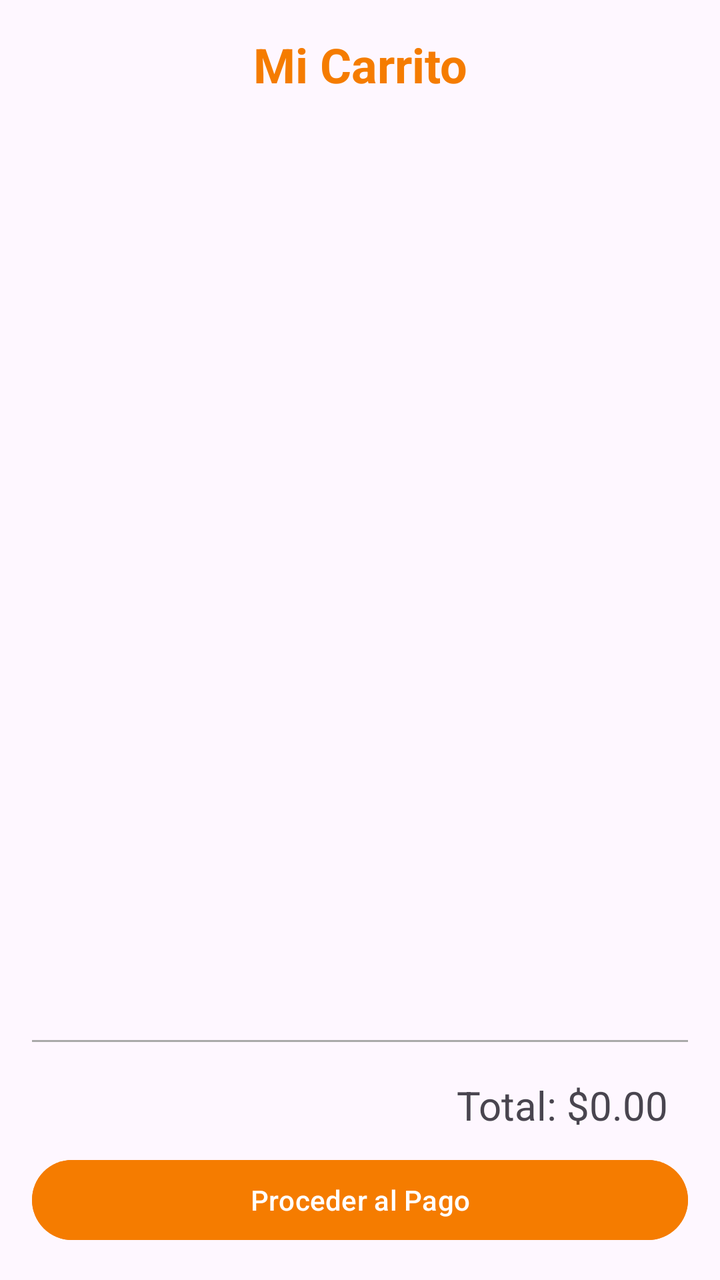
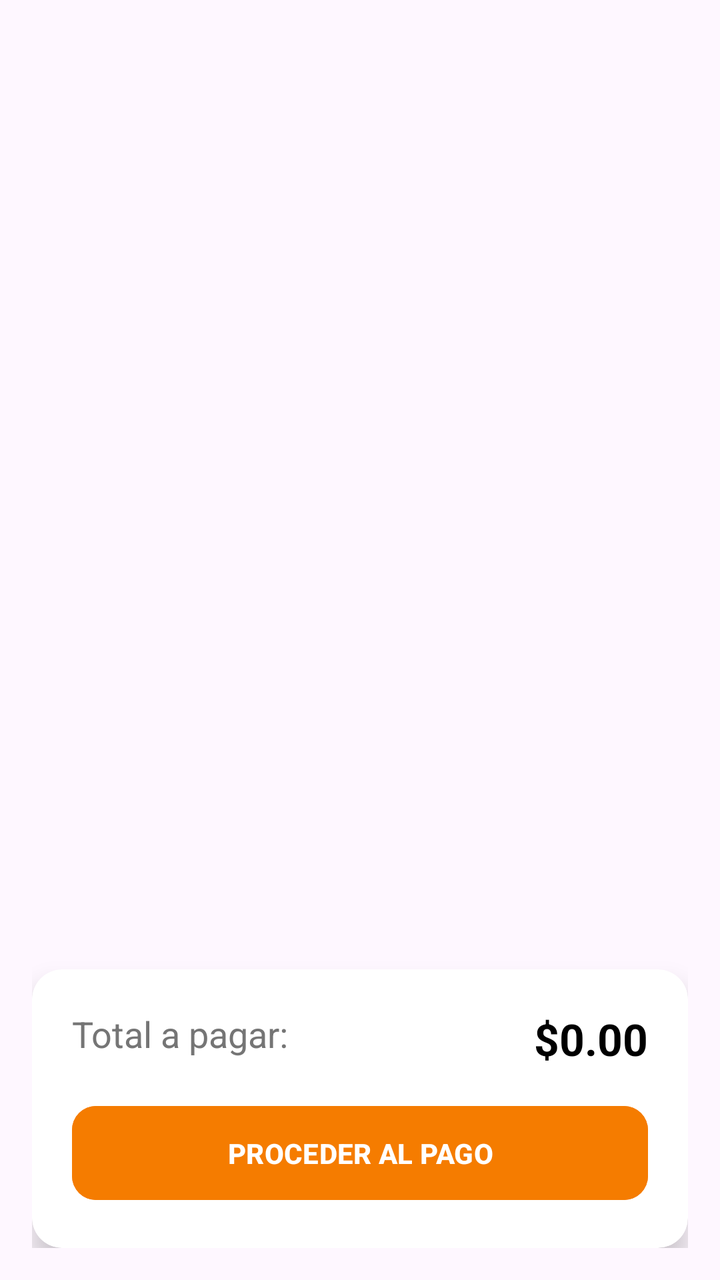

Before-and-after screenshots of an Android layout around one commit, followed by the original layout XML and the change that was made.
<!-- AndroidManifest.xml: application theme Theme.FoodOrderApp -->
<!-- res/layout/activity_carrito.xml -->
<LinearLayout xmlns:android="http://schemas.android.com/apk/res/android"
    android:layout_width="match_parent"
    android:layout_height="match_parent"
    android:orientation="vertical"
    android:padding="16dp">

    <TextView
        android:layout_width="match_parent"
        android:layout_height="wrap_content"
        android:text="@string/mi_carrito"
        android:textSize="24sp"
        android:textStyle="bold"
        android:textColor="@color/naranja_primario"
        android:gravity="center"
        android:layout_marginBottom="16dp"/>

    <ListView
        android:id="@+id/listViewCarrito"
        android:layout_width="match_parent"
        android:layout_height="0dp"
        android:layout_weight="1" />

    <View
        android:layout_width="match_parent"
        android:layout_height="1dp"
        android:layout_marginTop="8dp"
        android:layout_marginBottom="8dp"
        android:background="@android:color/darker_gray" />

    <TextView
        android:id="@+id/tvTotal"
        android:layout_width="match_parent"
        android:layout_height="wrap_content"
        android:text="@string/total_carrito"
        android:textSize="20sp"
        android:gravity="end"
        android:padding="10dp"/>

    <Button
        android:id="@+id/btnPagar"
        android:layout_width="match_parent"
        android:layout_height="wrap_content"
        android:text="@string/proceder_pago_carrito"
        android:backgroundTint="@color/naranja_primario"/>
</LinearLayout>
<!-- resources referenced by this layout -->
<resources>
  <color name="naranja_primario">#F57C00</color>
  <string name="mi_carrito">Mi Carrito</string>
  <string name="proceder_pago_carrito">Proceder al Pago</string>
  
      //dividir cuenta
  <string name="total_carrito">Total: $0.00</string>
  <style name="Theme.FoodOrderApp" parent="Base.Theme.FoodOrderApp" />
  <style name="Base.Theme.FoodOrderApp" parent="Theme.Material3.DayNight.NoActionBar">
          
          
      </style>
</resources>

<!-- the commit's change to res/layout/activity_carrito.xml (unified diff, before → after) -->
@@ -1,45 +1,62 @@
 <LinearLayout xmlns:android="http://schemas.android.com/apk/res/android"
     android:layout_width="match_parent"
     android:layout_height="match_parent"
+    xmlns:app="http://schemas.android.com/apk/res-auto"
     android:orientation="vertical"
     android:padding="16dp">
-
-    <TextView
-        android:layout_width="match_parent"
-        android:layout_height="wrap_content"
-        android:text="@string/mi_carrito"
-        android:textSize="24sp"
-        android:textStyle="bold"
-        android:textColor="@color/naranja_primario"
-        android:gravity="center"
-        android:layout_marginBottom="16dp"/>
 
     <ListView
         android:id="@+id/listViewCarrito"
         android:layout_width="match_parent"
         android:layout_height="0dp"
-        android:layout_weight="1" />
+        android:layout_weight="1"
+        android:divider="@android:color/transparent"
+        android:dividerHeight="8dp"/>
 
-    <View
-        android:layout_width="match_parent"
-        android:layout_height="1dp"
-        android:layout_marginTop="8dp"
-        android:layout_marginBottom="8dp"
-        android:background="@android:color/darker_gray" />
-
-    <TextView
-        android:id="@+id/tvTotal"
+    <androidx.cardview.widget.CardView
         android:layout_width="match_parent"
         android:layout_height="wrap_content"
-        android:text="@string/total_carrito"
-        android:textSize="20sp"
-        android:gravity="end"
-        android:padding="10dp"/>
+        app:cardElevation="8dp"
+        app:cardCornerRadius="15dp"
+        android:layout_marginTop="8dp">
 
-    <Button
-        android:id="@+id/btnPagar"
-        android:layout_width="match_parent"
-        android:layout_height="wrap_content"
-        android:text="@string/proceder_pago_carrito"
-        android:backgroundTint="@color/naranja_primario"/>
+        <LinearLayout
+            android:layout_width="match_parent"
+            android:layout_height="wrap_content"
+            android:orientation="vertical"
+            android:padding="20dp">
+
+            <RelativeLayout
+                android:layout_width="match_parent"
+                android:layout_height="wrap_content"
+                android:layout_marginBottom="15dp">
+
+                <TextView
+                    android:layout_width="wrap_content"
+                    android:layout_height="wrap_content"
+                    android:text="Total a pagar:"
+                    android:textSize="18sp"
+                    android:textColor="@color/gris_texto"/>
+
+                <TextView
+                    android:id="@+id/tvTotal"
+                    android:layout_width="wrap_content"
+                    android:layout_height="wrap_content"
+                    android:layout_alignParentEnd="true"
+                    android:text="$0.00"
+                    android:textSize="22sp"
+                    android:textStyle="bold"
+                    android:textColor="@color/black"/>
+            </RelativeLayout>
+
+            <Button
+                android:id="@+id/btnPagar"
+                android:layout_width="match_parent"
+                android:layout_height="55dp"
+                android:text="PROCEDER AL PAGO"
+                android:textStyle="bold"
+                android:backgroundTint="@color/naranja_primario"
+                app:cornerRadius="12dp"/>
+        </LinearLayout>
+    </androidx.cardview.widget.CardView>
 </LinearLayout>
<!-- resource entries referenced after the edit -->
@@ -1,11 +1,8 @@
 <!-- resources referenced by this layout -->
 <resources>
+  <color name="black">#FF000000</color>
+  <color name="gris_texto">#757575</color>
   <color name="naranja_primario">#F57C00</color>
-  <string name="mi_carrito">Mi Carrito</string>
-  <string name="proceder_pago_carrito">Proceder al Pago</string>
-  
-      //dividir cuenta
-  <string name="total_carrito">Total: $0.00</string>
   <style name="Theme.FoodOrderApp" parent="Base.Theme.FoodOrderApp" />
   <style name="Base.Theme.FoodOrderApp" parent="Theme.Material3.DayNight.NoActionBar">
           
